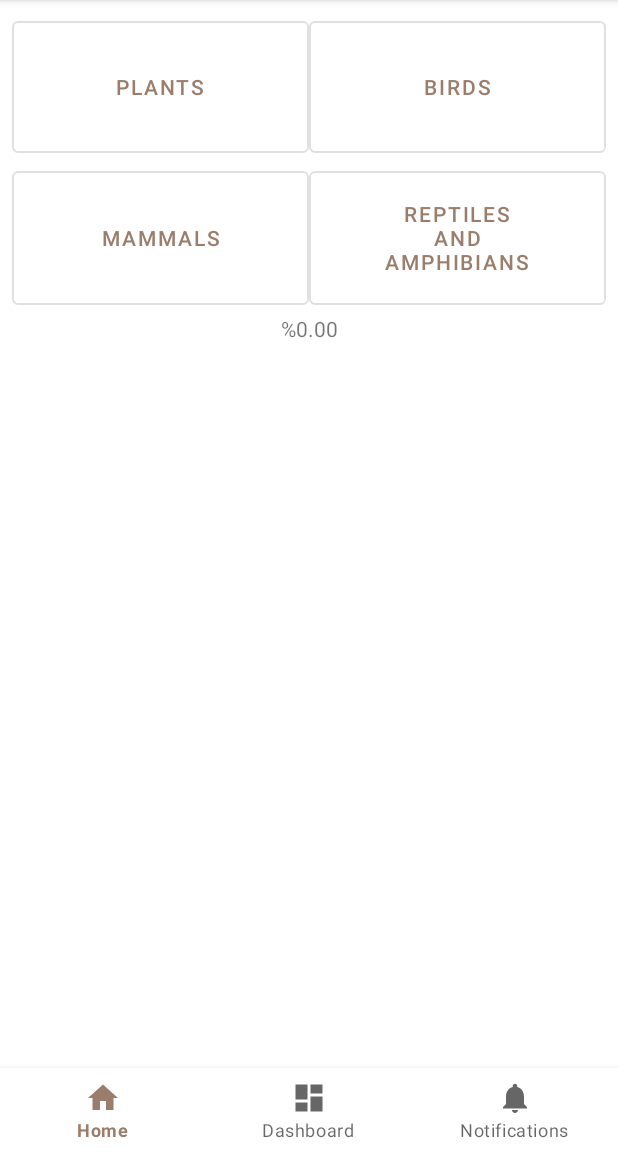
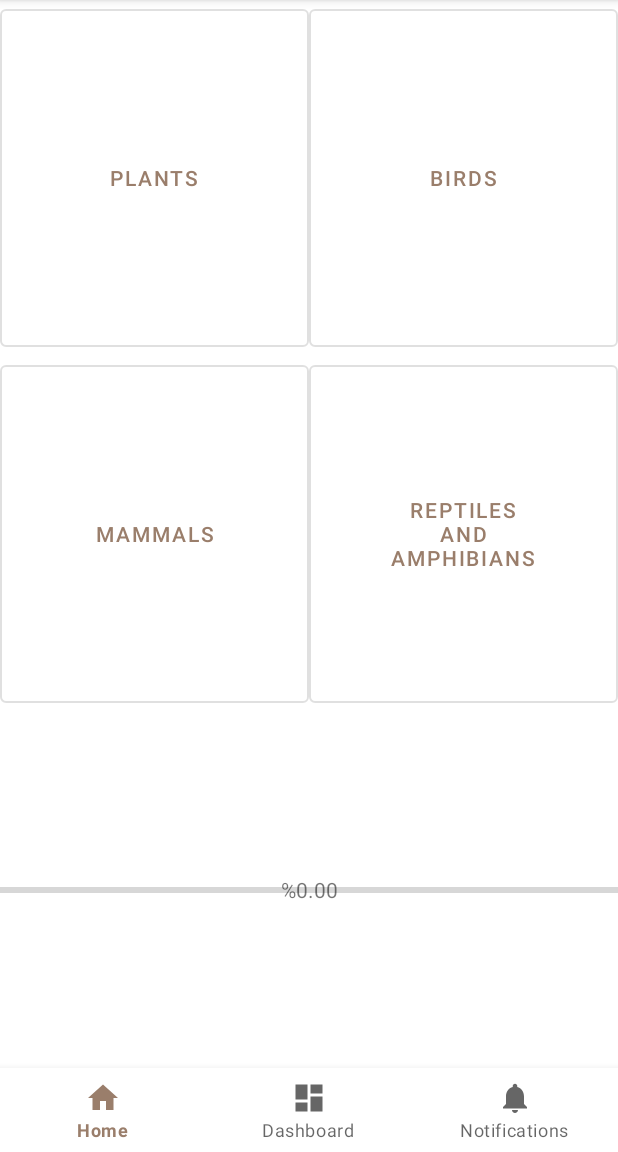
Before and after one commit to Yaffoman/KingsCamp, an Android app: the screen it shows after launch (MainActivity), on a phone screen of 412 x 824 dp, the part 84-1236 px from its top. Run offline under Robolectric (Android 15) with nearby library versions, the phone set to English and light mode, and no system bars.

Commit message:
3 hours, changed layout to constraints, added progressbar at bottom.

```diff
--- a/app/src/main/java/lerner/ethan/kingscamp/MainActivity.java
+++ b/app/src/main/java/lerner/ethan/kingscamp/MainActivity.java
@@ -10,6 +10,7 @@ import android.view.MenuItem;
 import android.view.View;
 import android.widget.ArrayAdapter;
 import android.widget.Button;
+import android.widget.ProgressBar;
 import android.widget.SectionIndexer;
 import android.widget.TextView;
 
@@ -68,31 +69,33 @@ public class MainActivity extends AppCompatActivity {
     }
 
     @Override
-    protected void onResume(){
-        super.onResume();
+    protected void onStart() {
+        super.onStart();
 
         int completed = 0;
         for(String s : Sections) {
             SharedPreferences sharedPreferences = getSharedPreferences(s,MODE_PRIVATE);
-            for (int i = 0; i < sharedPreferences.getAll().size(); i++)
-                if( sharedPreferences.getBoolean(ARRAY_NAME + "_" + i, false))
-                    completed++;
+            completed += sharedPreferences.getInt(s + "_completed", 0);
 
         }
         seen = completed;
         TextView percentage = findViewById(R.id.textView);
+        ProgressBar progressBar = findViewById(R.id.progress);
+
+        progressBar.setMax(TOTAL_SPECIES);
+        progressBar.setProgress(completed);
         percentage.setText(String.format(Locale.getDefault(), "%%%.2f", 100.0 * completed / TOTAL_SPECIES));
         percentage.setOnClickListener(new View.OnClickListener() {
-            boolean percent = false;
+            boolean percent = true;
 
             @Override
             public void onClick(View view) {
+                if (!percent) {
+                    ((TextView) view).setText(String.format(Locale.getDefault(), "%%%.2f", 100.0 * seen / TOTAL_SPECIES));
+                } else {
+                    ((TextView) view).setText(String.format(Locale.getDefault(), "%d/%d", seen, TOTAL_SPECIES));
+                }
                 percent = !percent;
-                if (percent)
-                    ((TextView) view).setText(String.format("%d/%d", seen, TOTAL_SPECIES));
-                else
-                    ((TextView) view).setText(String.format(Locale.getDefault(), "%%%.2f", 100.0 * seen / TOTAL_SPECIES));
-
             }
         });
     }
--- a/app/src/main/res/layout/activity_main.xml
+++ b/app/src/main/res/layout/activity_main.xml
@@ -19,82 +19,86 @@
         app:layout_constraintRight_toRightOf="parent"
         app:menu="@menu/bottom_nav_menu" />
 
-    <TableLayout
-        android:layout_width="match_parent"
-        android:layout_height="match_parent"
-        android:layout_marginStart="8dp"
-        android:layout_marginBottom="8dp"
-        android:layout_marginEnd="8dp"
-        android:layout_marginTop="8dp"
-        android:stretchColumns="*"
-        android:minWidth="10dp"
-        android:minHeight="10dp"
-        app:layout_constraintBottom_toTopOf="@+id/nav_view"
-        app:layout_constraintEnd_toEndOf="parent"
-        app:layout_constraintLeft_toLeftOf="parent"
-        app:layout_constraintStart_toStartOf="parent"
-        app:layout_constraintTop_toTopOf="parent"
-        style="?android:attr/buttonBarStyle">
-
-        <TableRow
-            android:layout_width="0dp"
-            android:layout_height="500dp">
-
     <android.support.design.button.MaterialButton
         android:id="@+id/plant_button"
         style="@style/Widget.MaterialComponents.Button.OutlinedButton"
-                android:layout_height="fill_parent"
-                android:minHeight="100dp"
-                android:onClick="onButtonClick"
+        android:layout_width="0dp"
+        android:layout_height="0dp"
+        android:gravity="center"
+        app:layout_constraintBottom_toTopOf="@id/mammal_button"
+        app:layout_constraintEnd_toStartOf="@id/bird_button"
+        app:layout_constraintHorizontal_chainStyle="spread"
+        app:layout_constraintStart_toStartOf="parent"
+        app:layout_constraintTop_toTopOf="parent"
+        app:layout_constraintVertical_chainStyle="spread"
         android:text="@string/plants"
-                app:layout_constraintTop_toTopOf="parent" />
+        android:onClick="onButtonClick" />
+
 
     <android.support.design.button.MaterialButton
         android:id="@+id/bird_button"
         style="@style/Widget.MaterialComponents.Button.OutlinedButton"
-                android:layout_height="fill_parent"
         android:onClick="onButtonClick"
         android:text="@string/birds"
-                app:layout_constraintStart_toStartOf="parent" />
-        </TableRow>
+        android:layout_width="0dp"
+        android:layout_height="0dp"
+        android:gravity="center"
+        app:layout_constraintBottom_toBottomOf="@id/plant_button"
+        app:layout_constraintEnd_toEndOf="parent"
+        app:layout_constraintStart_toEndOf="@id/plant_button"
+        app:layout_constraintTop_toTopOf="@id/plant_button" />
 
-        <TableRow
-            android:layout_width="0dp"
-            android:layout_height="200dp">
     <android.support.design.button.MaterialButton
         android:id="@+id/mammal_button"
         style="@style/Widget.MaterialComponents.Button.OutlinedButton"
-                android:layout_width="169dp"
-                android:layout_height="match_parent"
-                android:minHeight="100dp"
         android:onClick="onButtonClick"
         android:text="@string/mammals"
-                app:layout_constraintStart_toStartOf="parent"
-                app:layout_constraintTop_toTopOf="parent" />
+        android:layout_width="0dp"
+        android:layout_height="0dp"
+        android:gravity="center"
+        app:layout_constraintBottom_toTopOf="@id/textView"
+        app:layout_constraintEnd_toEndOf="@id/plant_button"
+        app:layout_constraintStart_toStartOf="@+id/plant_button"
+        app:layout_constraintTop_toBottomOf="@id/plant_button" />
+
 
     <android.support.design.button.MaterialButton
         android:id="@+id/reptile_button"
         style="@style/Widget.MaterialComponents.Button.OutlinedButton"
-                android:layout_width="169dp"
-                android:layout_height="match_parent"
         android:onClick="onButtonClick"
         android:text="@string/reptilesandamphibians"
-                app:layout_constraintStart_toStartOf="parent"
-                app:layout_constraintTop_toTopOf="parent" />
-
-
-        </TableRow>
+        android:layout_width="0dp"
+        android:layout_height="0dp"
+        android:gravity="center"
+        app:layout_constraintBottom_toTopOf="@id/textView"
+        app:layout_constraintEnd_toEndOf="@id/bird_button"
+        app:layout_constraintStart_toStartOf="@+id/bird_button"
+        app:layout_constraintTop_toBottomOf="@id/plant_button" />
 
     <TextView
         android:id="@+id/textView"
         android:layout_width="match_parent"
-                android:layout_height="match_parent"
+        android:layout_height="0dp"
         android:layout_gravity="center"
+        android:gravity="center"
+        android:text="@string/textview"
         android:textAlignment="center"
-                android:text="@string/textview"
-                app:layout_constraintStart_toEndOf="@+id/bird_button"
-                app:layout_constraintTop_toBottomOf="@+id/plant_button" />
+        app:layout_constraintBottom_toTopOf="@id/nav_view"
+        app:layout_constraintStart_toStartOf="@+id/plant_button"
+        app:layout_constraintTop_toBottomOf="@+id/mammal_button" />
 
-    </TableLayout>
+    <ProgressBar
+        android:id="@+id/progress"
+        style="@android:style/Widget.Material.ProgressBar.Horizontal"
+        android:layout_width="0dp"
+        android:layout_height="0dp"
+        android:elevation="5dp"
+        android:progress="50"
+
+        app:layout_constraintBottom_toBottomOf="@id/textView"
+        app:layout_constraintEnd_toEndOf="@id/textView"
+        app:layout_constraintStart_toStartOf="@id/textView"
+        app:layout_constraintTop_toTopOf="@id/textView" />
+
 
 </android.support.constraint.ConstraintLayout>
```
Also changed, not shown: app/src/main/java/lerner/ethan/kingscamp/ScrollingActivity.java (+15 -27 lines). Lines whose indentation alone changed are shown as unchanged.
